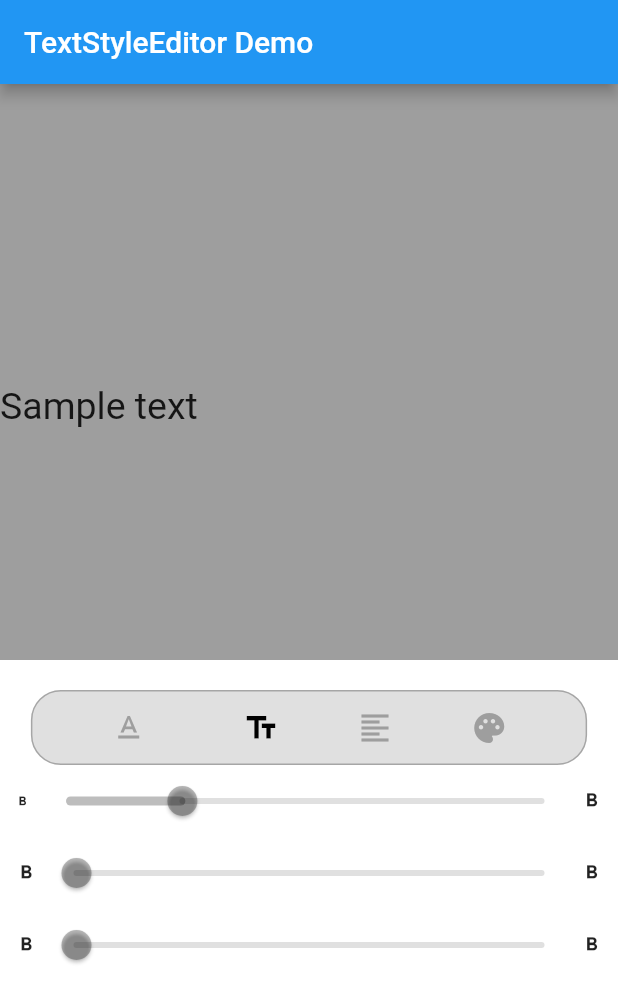
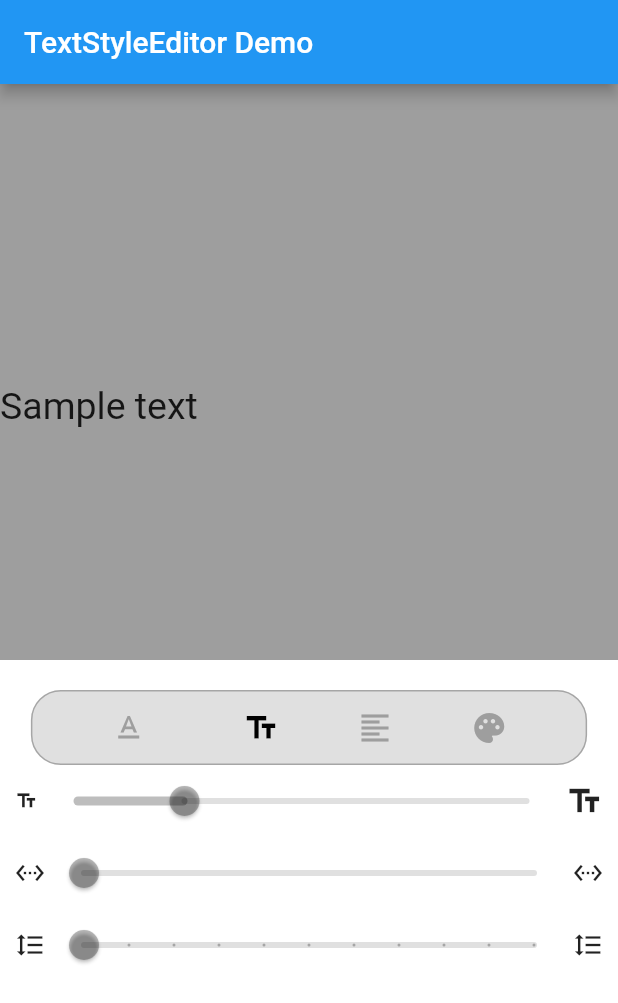
Before and after one commit to mehdizarepour/text-style-editor, a Flutter app: the screen it shows after launch, after a tap on the "text fields" icon, on a phone screen of 412 x 824 dp. Shown: the top 1003 px of the screen. Run offline on Flutter 3.47's test engine with Material 2 defaults, Android fonts, the phone set to English and light mode, and no system bars; our stand-ins replace flutter_colorpicker.

Commit message:
Change sliders icons

```diff
--- a/lib/src/font_size_tool.dart
+++ b/lib/src/font_size_tool.dart
@@ -31,8 +31,8 @@ class _FontSizeToolState extends State<FontSizeTool> {
             minValue: 1,
             maxValue: 100,
             defaultValue: widget.defaultTextStyle.fontSize,
-            leftIcon: Icon(Icons.format_bold, size: 10),
-            rightIcon: Icon(Icons.format_bold, size: 15),
+            leftIcon: Icon(Icons.text_fields, size: 15),
+            rightIcon: Icon(Icons.text_fields, size: 25),
             onValueChanged: (value) {
               /// Update font size
               textStyle.fontSize = value;
@@ -45,8 +45,8 @@ class _FontSizeToolState extends State<FontSizeTool> {
             minValue: 0,
             maxValue: 100,
             defaultValue: 0.0,
-            leftIcon: Icon(Icons.format_bold, size: 15),
-            rightIcon: Icon(Icons.format_bold, size: 15),
+            leftIcon: Icon(Icons.settings_ethernet, size: 20),
+            rightIcon: Icon(Icons.settings_ethernet, size: 20),
             onValueChanged: (value) {
               /// Update font size
               textStyle.letterSpacing = value;
@@ -57,10 +57,10 @@ class _FontSizeToolState extends State<FontSizeTool> {
           /// Text hight slider
           _SliderValueSelector(
             minValue: 1,
-            maxValue: 100,
+            maxValue: 10,
             defaultValue: 1,
-            leftIcon: Icon(Icons.format_bold, size: 15),
-            rightIcon: Icon(Icons.format_bold, size: 15),
+            leftIcon: Icon(Icons.format_line_spacing, size: 20),
+            rightIcon: Icon(Icons.format_line_spacing, size: 20),
             onValueChanged: (value) {
               /// Update font size
               textStyle.hight = value;
```
